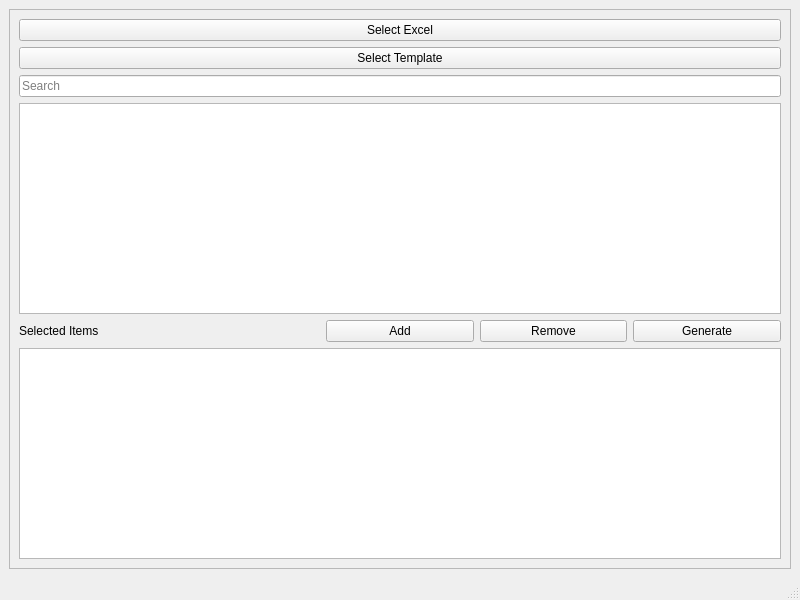
Qt form ui.ui (Al-Fetyani/Maher) before a commit.
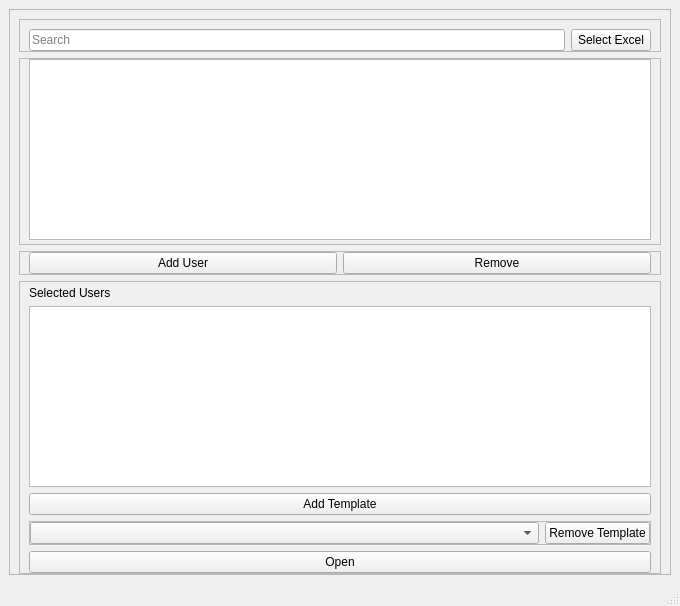
The same form after that commit.

Commit message: Add Template class and related methods in main.py

Diff of the .ui file:
```diff
--- a/ui.ui
+++ b/ui.ui
@@ -6,8 +6,8 @@
    <rect>
     <x>0</x>
     <y>0</y>
-    <width>800</width>
-    <height>600</height>
+    <width>680</width>
+    <height>606</height>
    </rect>
   </property>
   <property name="windowTitle">
@@ -17,8 +17,8 @@
    <bool>true</bool>
   </property>
   <widget class="QWidget" name="centralwidget">
-   <layout class="QHBoxLayout" name="horizontalLayout">
-    <item>
+   <layout class="QGridLayout" name="gridLayout_2">
+    <item row="2" column="1">
      <widget class="QFrame" name="frame">
       <property name="frameShape">
        <enum>QFrame::StyledPanel</enum>
@@ -26,63 +26,170 @@
       <property name="frameShadow">
        <enum>QFrame::Raised</enum>
       </property>
-      <layout class="QGridLayout" name="gridLayout">
-       <item row="1" column="0" colspan="5">
-        <widget class="QPushButton" name="template_btn">
-         <property name="text">
-          <string>Select Template</string>
+      <layout class="QVBoxLayout" name="verticalLayout">
+       <property name="bottomMargin">
+        <number>0</number>
+       </property>
+       <item>
+        <widget class="QFrame" name="frame_5">
+         <property name="frameShape">
+          <enum>QFrame::StyledPanel</enum>
          </property>
-        </widget>
-       </item>
-       <item row="0" column="0" colspan="5">
-        <widget class="QPushButton" name="excel_btn">
-         <property name="text">
-          <string>Select Excel</string>
+         <property name="frameShadow">
+          <enum>QFrame::Raised</enum>
          </property>
+         <layout class="QHBoxLayout" name="horizontalLayout_3">
+          <property name="bottomMargin">
+           <number>0</number>
+          </property>
+          <item>
+           <widget class="QLineEdit" name="search_txt">
+            <property name="placeholderText">
+             <string>Search</string>
+            </property>
+           </widget>
+          </item>
+          <item>
+           <widget class="QPushButton" name="excel_btn">
+            <property name="text">
+             <string>Select Excel</string>
+            </property>
+           </widget>
+          </item>
+         </layout>
         </widget>
        </item>
-       <item row="5" column="0" colspan="2">
-        <widget class="QLabel" name="label">
-         <property name="text">
-          <string>Selected Items</string>
+       <item>
+        <widget class="QFrame" name="frame_2">
+         <property name="frameShape">
+          <enum>QFrame::StyledPanel</enum>
          </property>
-         <property name="alignment">
-          <set>Qt::AlignLeading|Qt::AlignLeft|Qt::AlignVCenter</set>
+         <property name="frameShadow">
+          <enum>QFrame::Raised</enum>
          </property>
+         <layout class="QHBoxLayout" name="horizontalLayout_2">
+          <property name="topMargin">
+           <number>0</number>
+          </property>
+          <property name="bottomMargin">
+           <number>4</number>
+          </property>
+          <item>
+           <widget class="QTableWidget" name="full_data"/>
+          </item>
+         </layout>
         </widget>
        </item>
-       <item row="5" column="4">
-        <widget class="QPushButton" name="generate_btn">
-         <property name="text">
-          <string>Generate</string>
+       <item>
+        <widget class="QFrame" name="frame_4">
+         <property name="frameShape">
+          <enum>QFrame::StyledPanel</enum>
          </property>
-        </widget>
-       </item>
-       <item row="5" column="3">
-        <widget class="QPushButton" name="remove_btn">
-         <property name="text">
-          <string>Remove</string>
+         <property name="frameShadow">
+          <enum>QFrame::Raised</enum>
          </property>
+         <layout class="QHBoxLayout" name="horizontalLayout">
+          <property name="topMargin">
+           <number>0</number>
+          </property>
+          <property name="bottomMargin">
+           <number>0</number>
+          </property>
+          <item>
+           <widget class="QPushButton" name="add_btn">
+            <property name="text">
+             <string>Add User</string>
+            </property>
+           </widget>
+          </item>
+          <item>
+           <widget class="QPushButton" name="remove_btn">
+            <property name="text">
+             <string>Remove</string>
+            </property>
+           </widget>
+          </item>
+         </layout>
         </widget>
        </item>
-       <item row="5" column="2">
-        <widget class="QPushButton" name="add_btn">
-         <property name="text">
-          <string>Add</string>
+       <item>
+        <widget class="QFrame" name="frame_3">
+         <property name="frameShape">
+          <enum>QFrame::StyledPanel</enum>
          </property>
-        </widget>
-       </item>
-       <item row="6" column="0" colspan="5">
-        <widget class="QTableWidget" name="selected_data"/>
-       </item>
-       <item row="3" column="0" colspan="5">
-        <widget class="QTableWidget" name="full_data"/>
-       </item>
-       <item row="2" column="0" colspan="5">
-        <widget class="QLineEdit" name="search_txt">
-         <property name="placeholderText">
-          <string>Search</string>
+         <property name="frameShadow">
+          <enum>QFrame::Raised</enum>
          </property>
+         <layout class="QVBoxLayout" name="verticalLayout_3">
+          <property name="topMargin">
+           <number>4</number>
+          </property>
+          <property name="bottomMargin">
+           <number>0</number>
+          </property>
+          <item>
+           <widget class="QLabel" name="label">
+            <property name="text">
+             <string>Selected Users</string>
+            </property>
+           </widget>
+          </item>
+          <item>
+           <widget class="QTableWidget" name="selected_data"/>
+          </item>
+          <item>
+           <widget class="QPushButton" name="add_template_btn">
+            <property name="text">
+             <string>Add Template</string>
+            </property>
+           </widget>
+          </item>
+          <item>
+           <widget class="QFrame" name="frame_6">
+            <property name="frameShape">
+             <enum>QFrame::StyledPanel</enum>
+            </property>
+            <property name="frameShadow">
+             <enum>QFrame::Raised</enum>
+            </property>
+            <layout class="QGridLayout" name="gridLayout" columnstretch="2,0">
+             <property name="leftMargin">
+              <number>0</number>
+             </property>
+             <property name="topMargin">
+              <number>0</number>
+             </property>
+             <property name="rightMargin">
+              <number>0</number>
+             </property>
+             <property name="bottomMargin">
+              <number>0</number>
+             </property>
+             <item row="0" column="0">
+              <widget class="QComboBox" name="template_cb">
+               <property name="frame">
+                <bool>true</bool>
+               </property>
+              </widget>
+             </item>
+             <item row="0" column="1">
+              <widget class="QPushButton" name="remove_template_btn">
+               <property name="text">
+                <string>Remove Template</string>
+               </property>
+              </widget>
+             </item>
+            </layout>
+           </widget>
+          </item>
+          <item>
+           <widget class="QPushButton" name="generate_btn">
+            <property name="text">
+             <string>Open</string>
+            </property>
+           </widget>
+          </item>
+         </layout>
         </widget>
        </item>
       </layout>
```
The commit also changes 1 other file.
